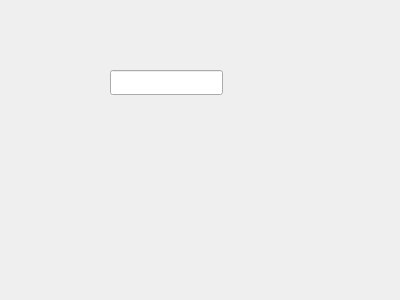
The window that SubDir/BD/signup.ui (foncodzum/Bank) describes before a commit, drawn with Qt 5.
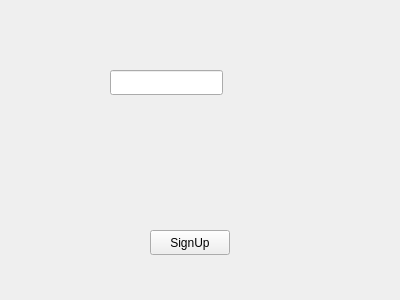
The same window after the commit.

The edit to the form file:
```diff
--- a/SubDir/BD/signup.ui
+++ b/SubDir/BD/signup.ui
@@ -23,6 +23,19 @@
     </rect>
    </property>
   </widget>
+  <widget class="QPushButton" name="pushButton">
+   <property name="geometry">
+    <rect>
+     <x>150</x>
+     <y>230</y>
+     <width>80</width>
+     <height>25</height>
+    </rect>
+   </property>
+   <property name="text">
+    <string>SignUp</string>
+   </property>
+  </widget>
  </widget>
  <layoutdefault spacing="6" margin="11"/>
  <resources/>
```
